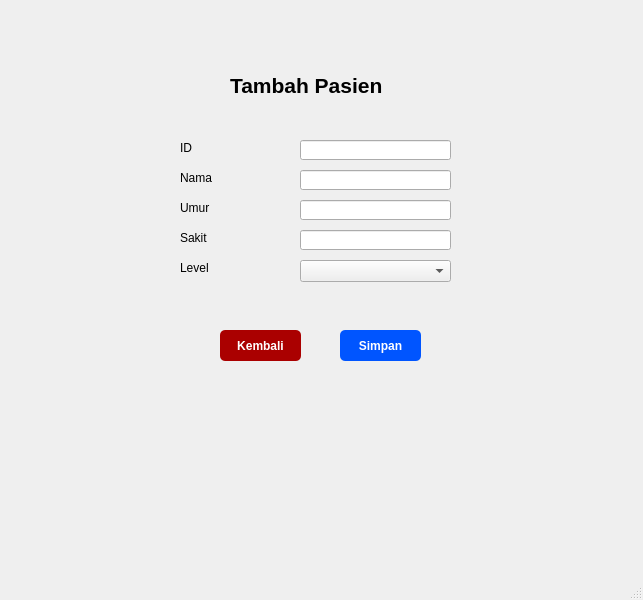
First picture: the form in form_insert_data_pasien.ui, repository naylasalsdev-project/SudiKasusUAS, before the edit.
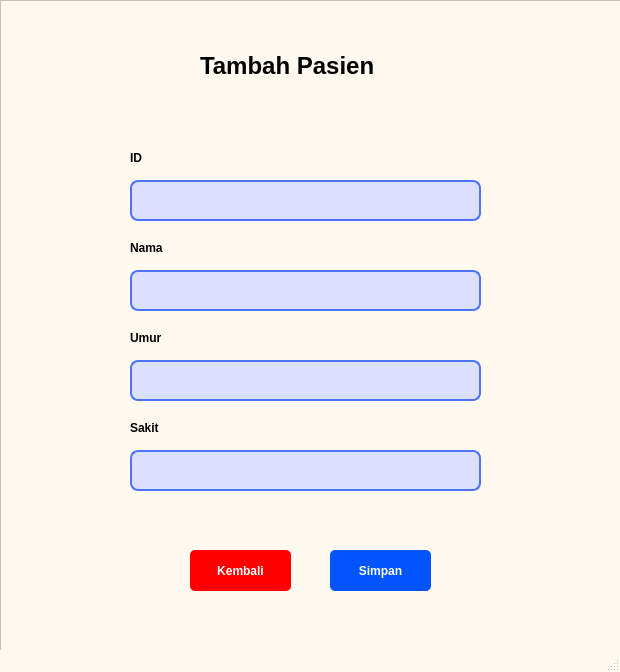
Second picture: the form after the edit.

```diff
--- a/form_insert_data_pasien.ui
+++ b/form_insert_data_pasien.ui
@@ -6,203 +6,262 @@
    <rect>
     <x>0</x>
     <y>0</y>
-    <width>643</width>
-    <height>600</height>
+    <width>620</width>
+    <height>672</height>
    </rect>
   </property>
   <property name="windowTitle">
    <string>MainWindow</string>
   </property>
+  <property name="styleSheet">
+   <string notr="true">QMainWindow{ 
+	background-color: rgb(255, 249, 239);
+}</string>
+  </property>
   <widget class="QWidget" name="centralwidget">
-   <widget class="QPushButton" name="pushButton">
+   <property name="styleSheet">
+    <string notr="true">QWidget{ 
+	background-color: rgb(255, 249, 239);
+}</string>
+   </property>
+   <widget class="QFrame" name="frame_2">
     <property name="geometry">
      <rect>
-      <x>340</x>
-      <y>330</y>
-      <width>81</width>
-      <height>31</height>
+      <x>0</x>
+      <y>0</y>
+      <width>621</width>
+      <height>651</height>
      </rect>
     </property>
-    <property name="font">
-     <font>
-      <weight>75</weight>
-      <bold>true</bold>
-     </font>
-    </property>
     <property name="styleSheet">
-     <string notr="true">QPushButton {
+     <string notr="true">QFrame{ 
+	background-color: rgb(255, 249, 239);
+}</string>
+    </property>
+    <property name="frameShape">
+     <enum>QFrame::StyledPanel</enum>
+    </property>
+    <property name="frameShadow">
+     <enum>QFrame::Raised</enum>
+    </property>
+    <widget class="QLabel" name="label_16">
+     <property name="geometry">
+      <rect>
+       <x>200</x>
+       <y>40</y>
+       <width>231</width>
+       <height>51</height>
+      </rect>
+     </property>
+     <property name="font">
+      <font>
+       <pointsize>18</pointsize>
+       <weight>75</weight>
+       <bold>true</bold>
+      </font>
+     </property>
+     <property name="text">
+      <string>Tambah Pasien</string>
+     </property>
+    </widget>
+    <widget class="QLabel" name="label_17">
+     <property name="geometry">
+      <rect>
+       <x>130</x>
+       <y>420</y>
+       <width>81</width>
+       <height>16</height>
+      </rect>
+     </property>
+     <property name="font">
+      <font>
+       <weight>75</weight>
+       <bold>true</bold>
+      </font>
+     </property>
+     <property name="text">
+      <string>Sakit</string>
+     </property>
+    </widget>
+    <widget class="QLineEdit" name="lineEdit_4">
+     <property name="geometry">
+      <rect>
+       <x>130</x>
+       <y>180</y>
+       <width>351</width>
+       <height>41</height>
+      </rect>
+     </property>
+     <property name="styleSheet">
+      <string notr="true">QLineEdit {
+    border: 2px solid rgb(76, 115, 255);
+    background-color: rgb(219, 224, 255);
+	border-radius: 8px
+}</string>
+     </property>
+    </widget>
+    <widget class="QLabel" name="label_20">
+     <property name="geometry">
+      <rect>
+       <x>130</x>
+       <y>240</y>
+       <width>81</width>
+       <height>16</height>
+      </rect>
+     </property>
+     <property name="font">
+      <font>
+       <weight>75</weight>
+       <bold>true</bold>
+      </font>
+     </property>
+     <property name="text">
+      <string>Nama</string>
+     </property>
+    </widget>
+    <widget class="QLabel" name="label_21">
+     <property name="geometry">
+      <rect>
+       <x>130</x>
+       <y>150</y>
+       <width>81</width>
+       <height>16</height>
+      </rect>
+     </property>
+     <property name="font">
+      <font>
+       <weight>75</weight>
+       <bold>true</bold>
+      </font>
+     </property>
+     <property name="text">
+      <string>ID</string>
+     </property>
+    </widget>
+    <widget class="QLabel" name="label_23">
+     <property name="geometry">
+      <rect>
+       <x>130</x>
+       <y>330</y>
+       <width>81</width>
+       <height>16</height>
+      </rect>
+     </property>
+     <property name="font">
+      <font>
+       <weight>75</weight>
+       <bold>true</bold>
+      </font>
+     </property>
+     <property name="text">
+      <string>Umur</string>
+     </property>
+    </widget>
+    <widget class="QLineEdit" name="lineEdit_5">
+     <property name="geometry">
+      <rect>
+       <x>130</x>
+       <y>270</y>
+       <width>351</width>
+       <height>41</height>
+      </rect>
+     </property>
+     <property name="styleSheet">
+      <string notr="true">QLineEdit {
+    border: 2px solid rgb(76, 115, 255);
+    background-color: rgb(219, 224, 255);
+	border-radius: 8px
+}</string>
+     </property>
+    </widget>
+    <widget class="QLineEdit" name="lineEdit_6">
+     <property name="geometry">
+      <rect>
+       <x>130</x>
+       <y>360</y>
+       <width>351</width>
+       <height>41</height>
+      </rect>
+     </property>
+     <property name="styleSheet">
+      <string notr="true">QLineEdit {
+    border: 2px solid rgb(76, 115, 255);
+    background-color: rgb(219, 224, 255);
+	border-radius: 8px
+}</string>
+     </property>
+    </widget>
+    <widget class="QPushButton" name="pushButton_7">
+     <property name="geometry">
+      <rect>
+       <x>190</x>
+       <y>550</y>
+       <width>101</width>
+       <height>41</height>
+      </rect>
+     </property>
+     <property name="font">
+      <font>
+       <weight>75</weight>
+       <bold>true</bold>
+      </font>
+     </property>
+     <property name="styleSheet">
+      <string notr="true">QPushButton {
+    background-color: rgb(255, 0, 0);
+    color: white;
+    border-radius: 5px;   
+    padding: 6px;           
+}</string>
+     </property>
+     <property name="text">
+      <string>Kembali</string>
+     </property>
+    </widget>
+    <widget class="QPushButton" name="pushButton_6">
+     <property name="geometry">
+      <rect>
+       <x>330</x>
+       <y>550</y>
+       <width>101</width>
+       <height>41</height>
+      </rect>
+     </property>
+     <property name="font">
+      <font>
+       <weight>75</weight>
+       <bold>true</bold>
+      </font>
+     </property>
+     <property name="styleSheet">
+      <string notr="true">QPushButton {
     background-color: rgb(0, 85, 255);
     color: white;
     border-radius: 5px;   
     padding: 6px;           
 }</string>
-    </property>
-    <property name="text">
-     <string>Simpan</string>
-    </property>
-   </widget>
-   <widget class="QLineEdit" name="lineEdit">
-    <property name="geometry">
-     <rect>
-      <x>300</x>
-      <y>140</y>
-      <width>151</width>
-      <height>20</height>
-     </rect>
-    </property>
-   </widget>
-   <widget class="QComboBox" name="comboBox">
-    <property name="geometry">
-     <rect>
-      <x>300</x>
-      <y>260</y>
-      <width>151</width>
-      <height>22</height>
-     </rect>
-    </property>
-   </widget>
-   <widget class="QLabel" name="label_3">
-    <property name="geometry">
-     <rect>
-      <x>180</x>
-      <y>170</y>
-      <width>81</width>
-      <height>16</height>
-     </rect>
-    </property>
-    <property name="text">
-     <string>Nama</string>
-    </property>
-   </widget>
-   <widget class="QLabel" name="label_4">
-    <property name="geometry">
-     <rect>
-      <x>180</x>
-      <y>200</y>
-      <width>81</width>
-      <height>16</height>
-     </rect>
-    </property>
-    <property name="text">
-     <string>Umur</string>
-    </property>
-   </widget>
-   <widget class="QLineEdit" name="lineEdit_3">
-    <property name="geometry">
-     <rect>
-      <x>300</x>
-      <y>200</y>
-      <width>151</width>
-      <height>20</height>
-     </rect>
-    </property>
-   </widget>
-   <widget class="QPushButton" name="pushButton_2">
-    <property name="geometry">
-     <rect>
-      <x>220</x>
-      <y>330</y>
-      <width>81</width>
-      <height>31</height>
-     </rect>
-    </property>
-    <property name="font">
-     <font>
-      <weight>75</weight>
-      <bold>true</bold>
-     </font>
-    </property>
-    <property name="styleSheet">
-     <string notr="true">QPushButton {
-    background-color: rgb(170, 0, 0);
-    color: white;
-    border-radius: 5px;   
-    padding: 6px;           
-}
-</string>
-    </property>
-    <property name="text">
-     <string>Kembali</string>
-    </property>
-   </widget>
-   <widget class="QLineEdit" name="lineEdit_2">
-    <property name="geometry">
-     <rect>
-      <x>300</x>
-      <y>170</y>
-      <width>151</width>
-      <height>20</height>
-     </rect>
-    </property>
-   </widget>
-   <widget class="QLabel" name="label">
-    <property name="geometry">
-     <rect>
-      <x>230</x>
-      <y>60</y>
-      <width>271</width>
-      <height>51</height>
-     </rect>
-    </property>
-    <property name="font">
-     <font>
-      <pointsize>16</pointsize>
-      <weight>75</weight>
-      <bold>true</bold>
-     </font>
-    </property>
-    <property name="text">
-     <string>Tambah Pasien</string>
-    </property>
-   </widget>
-   <widget class="QLabel" name="label_5">
-    <property name="geometry">
-     <rect>
-      <x>180</x>
-      <y>260</y>
-      <width>81</width>
-      <height>16</height>
-     </rect>
-    </property>
-    <property name="text">
-     <string>Level</string>
-    </property>
-   </widget>
-   <widget class="QLabel" name="label_2">
-    <property name="geometry">
-     <rect>
-      <x>180</x>
-      <y>140</y>
-      <width>81</width>
-      <height>16</height>
-     </rect>
-    </property>
-    <property name="text">
-     <string>ID</string>
-    </property>
-   </widget>
-   <widget class="QLabel" name="label_6">
-    <property name="geometry">
-     <rect>
-      <x>180</x>
-      <y>230</y>
-      <width>81</width>
-      <height>16</height>
-     </rect>
-    </property>
-    <property name="text">
-     <string>Sakit</string>
-    </property>
-   </widget>
-   <widget class="QLineEdit" name="lineEdit_4">
-    <property name="geometry">
-     <rect>
-      <x>300</x>
-      <y>230</y>
-      <width>151</width>
-      <height>20</height>
-     </rect>
-    </property>
+     </property>
+     <property name="text">
+      <string>Simpan</string>
+     </property>
+    </widget>
+    <widget class="QLineEdit" name="lineEdit_7">
+     <property name="geometry">
+      <rect>
+       <x>130</x>
+       <y>450</y>
+       <width>351</width>
+       <height>41</height>
+      </rect>
+     </property>
+     <property name="styleSheet">
+      <string notr="true">QLineEdit {
+    border: 2px solid rgb(76, 115, 255);
+    background-color: rgb(219, 224, 255);
+	border-radius: 8px
+}</string>
+     </property>
+    </widget>
    </widget>
   </widget>
   <widget class="QMenuBar" name="menubar">
```
Left out of the diff: 4 changed lines with no effect on the pictures.
